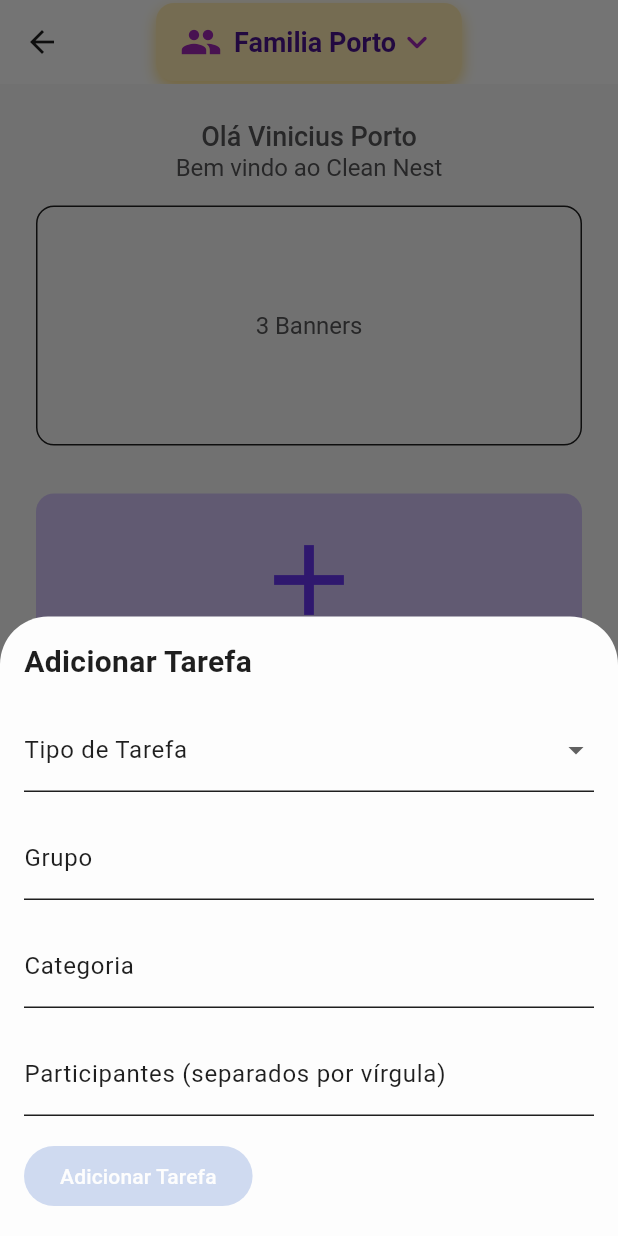
After one commit to ViniPortoDev/clean_nest, a Flutter app: the HomePage screen opened by its route, after a tap on "Adicionar Tarefa", on a phone screen of 412 x 824 dp. The commit adds this screen. Run offline on Flutter 3.47's test engine with Material 3 defaults, Android fonts, the phone set to English and light mode, and no system bars; our stand-ins replace flutter_modular; Roboto replaces fonts that are missing (ComicSans).

Commit message:
created bottom sheet modal to add tasks

```diff
--- a/lib/modules/home/src/ui/pages/home_page.dart
+++ b/lib/modules/home/src/ui/pages/home_page.dart
@@ -2,6 +2,8 @@
 import 'package:clean_nest/core/themes/theme_spacings.dart';
 import 'package:clean_nest/core/themes/theme_text_styles.dart';
 import 'package:clean_nest/core/themes/themes.dart';
+import 'package:clean_nest/modules/home/src/ui/viewmodels/task_viewmodel.dart';
+import 'package:clean_nest/modules/home/src/ui/widgets/add_tasks_bottom_sheet_widget.dart';
 import 'package:clean_nest/modules/home/src/ui/widgets/select_group_widget.dart';
 import 'package:clean_nest/shared/widgets/cn_appbar_widget.dart';
 import 'package:clean_nest/shared/widgets/cn_scaffold_widget.dart';
@@ -10,27 +12,30 @@
 import 'package:flutter_modular/flutter_modular.dart';
 
 class HomePage extends StatefulWidget {
-  const HomePage({super.key});
+  final TaskViewModel taskViewModel;
+  const HomePage({super.key, required this.taskViewModel});
 
   @override
   State<HomePage> createState() => _HomePageState();
 }
 
 class _HomePageState extends State<HomePage> {
+  int _selectedIndex = 1;
+
   @override
   Widget build(BuildContext context) {
     final theme = Theme.of(context);
     final themeTextStyle = theme.extension<CnTextStyles>();
     final themeSpacing = theme.extension<CnSpacing>();
     final size = MediaQuery.of(context).size;
-    int _selectedIndex = 0;
-    List<IconData> listIcon = [Icons.home, Icons.settings, Icons.person];
+    List<IconData> listIcon = [Icons.home, Icons.add, Icons.person];
     final List<Widget> _pages = [
       Container(),
       Container(),
       Container(),
     ];
     return CnScaffoldWidget(
+      backgroundColor: Color.fromARGB(255, 247, 247, 247),
       bottomNavigationBar: AnimatedBottomNavigationBar(
         icons: listIcon,
         activeIndex: _selectedIndex,
@@ -38,8 +43,9 @@
         blurEffect: true,
         elevation: 20,
         height: 65,
-        iconSize: 24,
-        inactiveColor: Colors.white,
+        iconSize: 40,
+
+        inactiveColor: Colors.yellow,
         // rightCornerRadius: 12,
         // leftCornerRadius: 12,
         splashColor: const Color(0xff424242),
@@ -113,6 +119,16 @@
                 CnTextWidget(
                     text: 'Comece adicionando a sua primeira tarefa',
                     textStyle: themeTextStyle.textTMedium),
+
+                ElevatedButton(
+                  onPressed: () => showModalBottomSheet(
+                    context: context,
+                    isScrollControlled: true,
+                    builder: (_) =>
+                        AddTaskBottomSheet(viewModel: widget.taskViewModel),
+                  ),
+                  child: const Text("Adicionar Tarefa"),
+                ),
               ],
             ),
           ),
--- /dev/null
+++ b/lib/modules/home/src/ui/viewmodels/task_viewmodel.dart
@@ -0,0 +1,47 @@
+import 'package:flutter/material.dart';
+
+class TaskViewModel extends ChangeNotifier {
+  String? _type;
+  String? _group;
+  String? _category;
+  List<String> _participants = [];
+
+  String? get type => _type;
+  String? get group => _group;
+  String? get category => _category;
+  List<String> get participants => _participants;
+
+  void setType(String value) {
+    _type = value;
+    notifyListeners();
+  }
+
+  void setGroup(String value) {
+    _group = value;
+    notifyListeners();
+  }
+
+  void setCategory(String value) {
+    _category = value;
+    notifyListeners();
+  }
+
+  void setParticipants(List<String> participants) {
+    _participants = participants;
+    notifyListeners();
+  }
+
+  void addParticipant(String participant) {
+    _participants.add(participant);
+    notifyListeners();
+  }
+
+  void removeParticipant(String participant) {
+    _participants.remove(participant);
+    notifyListeners();
+  }
+
+  bool canAddTask() {
+    return _type != null && _group != null && _category != null && _participants.isNotEmpty;
+  }
+}
--- /dev/null
+++ b/lib/modules/home/src/ui/widgets/add_tasks_bottom_sheet_widget.dart
@@ -0,0 +1,60 @@
+import 'package:clean_nest/modules/home/src/ui/viewmodels/task_viewmodel.dart';
+import 'package:flutter/material.dart';
+
+class AddTaskBottomSheet extends StatelessWidget {
+  final TaskViewModel viewModel;
+
+  const AddTaskBottomSheet({super.key, required this.viewModel});
+
+  @override
+  Widget build(BuildContext context) {
+    return Padding(
+      padding: const EdgeInsets.all(16.0),
+      child: Column(
+        mainAxisSize: MainAxisSize.min,
+        crossAxisAlignment: CrossAxisAlignment.start,
+        children: [
+          const Text("Adicionar Tarefa", style: TextStyle(fontSize: 20, fontWeight: FontWeight.bold)),
+          const SizedBox(height: 16),
+          DropdownButtonFormField<String>(
+            decoration: const InputDecoration(labelText: "Tipo de Tarefa"),
+            items: ["Bug", "Feature", "Melhoria"].map((type) {
+              return DropdownMenuItem(value: type, child: Text(type));
+            }).toList(),
+            onChanged: (value) => viewModel.setType(value!),
+          ),
+          const SizedBox(height: 16),
+          TextFormField(
+            decoration: const InputDecoration(labelText: "Grupo"),
+            onChanged: (value) => viewModel.setGroup(value),
+          ),
+          const SizedBox(height: 16),
+          TextFormField(
+            decoration: const InputDecoration(labelText: "Categoria"),
+            onChanged: (value) => viewModel.setCategory(value),
+          ),
+          const SizedBox(height: 16),
+          TextFormField(
+            decoration: const InputDecoration(labelText: "Participantes (separados por vírgula)"),
+            onChanged: (value) {
+              viewModel.setParticipants(
+                value.split(',').map((e) => e.trim()).toList(),
+              );
+            },
+          ),
+          const SizedBox(height: 16),
+          ElevatedButton(
+            onPressed: viewModel.canAddTask()
+                ? () {
+                    Navigator.pop(context); // Fecha o BottomSheet
+                    // Lógica para adicionar tarefa
+                    print("Tarefa adicionada: ${viewModel.type}, ${viewModel.group}, ${viewModel.category}, ${viewModel.participants}");
+                  }
+                : null,
+            child: const Text("Adicionar Tarefa"),
+          ),
+        ],
+      ),
+    );
+  }
+}
```
Also changed, not shown: lib/modules/home/home_module.dart (+8 -2 lines), lib/modules/home/src/domain/entities/task.dart (added, +13 -0 lines).
